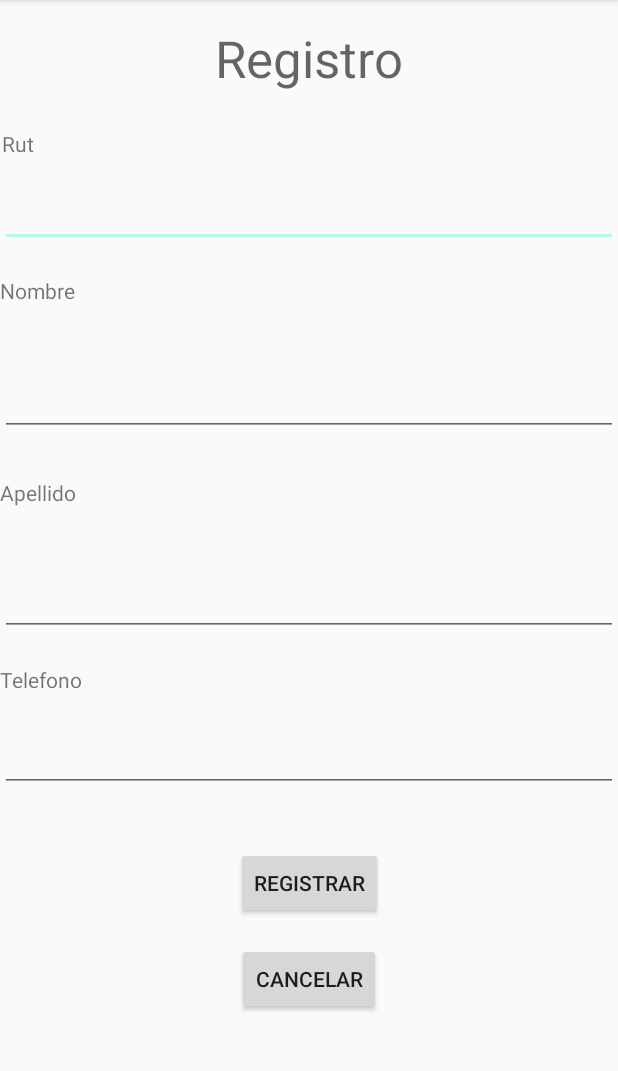
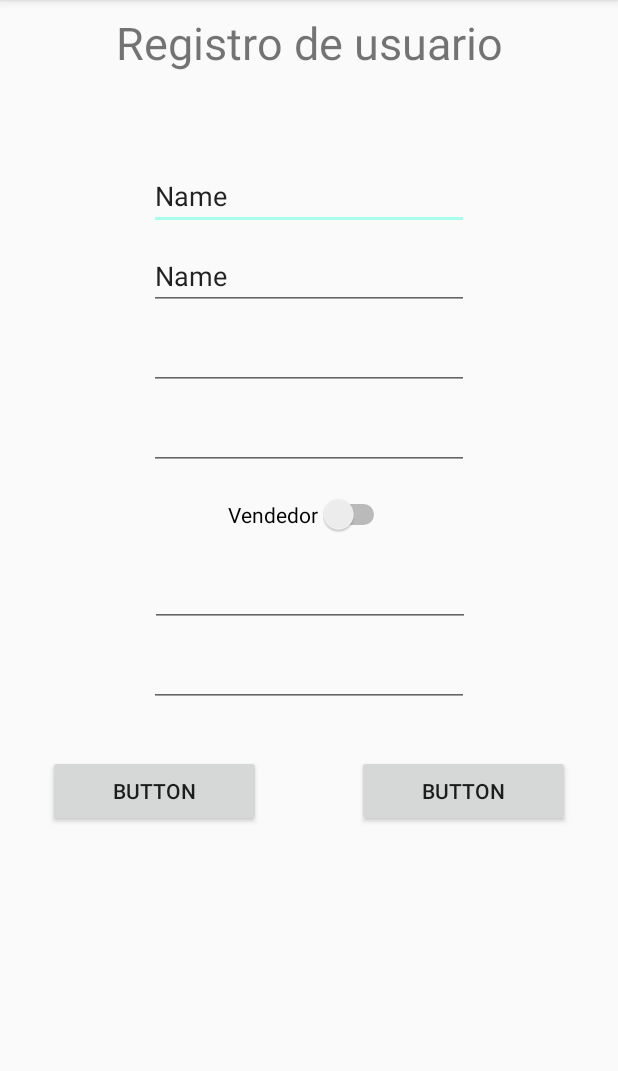
Before and after one commit to unknow1646/CompraApp, an Android app: the RegistrarUsuario screen opened directly, with no data from a screen before it, on a phone screen of 412 x 824 dp, the part 84-1155 px from its top. Run offline under Robolectric (Android 15) with nearby library versions, the phone set to English and light mode, and no system bars.

Commit message:
tengo sueño -.- zzzz

```diff
--- a/app/src/main/res/layout/activity_registrar_usuario.xml
+++ b/app/src/main/res/layout/activity_registrar_usuario.xml
@@ -6,133 +6,131 @@
     android:layout_height="match_parent"
     tools:context=".RegistrarUsuario">
 
-    <EditText
-        android:id="@+id/editTextNumber"
-        android:layout_width="0dp"
-        android:layout_height="wrap_content"
-        android:layout_marginBottom="19dp"
-        android:ems="10"
-        android:inputType="number"
-        app:layout_constraintBottom_toTopOf="@+id/textView8"
-        app:layout_constraintEnd_toEndOf="parent"
-        app:layout_constraintStart_toStartOf="parent"
-        app:layout_constraintTop_toBottomOf="@+id/textView7"
-        android:autofillHints="" />
-
     <TextView
         android:id="@+id/textView7"
-        android:layout_width="409dp"
-        android:layout_height="22dp"
-        android:layout_marginTop="86dp"
-        android:layout_marginBottom="11dp"
-        android:text="@string/rutusuario"
-        app:layout_constraintBottom_toTopOf="@+id/editTextNumber"
+        android:layout_width="wrap_content"
+        android:layout_height="wrap_content"
+        android:layout_marginTop="8dp"
+        android:text="Registro de usuario"
+        android:textSize="30sp"
         app:layout_constraintEnd_toEndOf="parent"
-        app:layout_constraintHorizontal_bias="0.5"
         app:layout_constraintStart_toStartOf="parent"
         app:layout_constraintTop_toTopOf="parent" />
 
+    <View
+        android:id="@+id/divider"
+        android:layout_width="409dp"
+        android:layout_height="1dp"
+        android:layout_marginTop="50dp"
+        app:layout_constraintEnd_toEndOf="parent"
+        app:layout_constraintStart_toStartOf="parent"
+        app:layout_constraintTop_toBottomOf="@+id/textView7" />
+
     <EditText
         android:id="@+id/editTextTextPersonName2"
-        android:layout_width="0dp"
+        android:layout_width="wrap_content"
         android:layout_height="wrap_content"
-        android:layout_marginBottom="28dp"
+        android:layout_marginTop="8dp"
         android:ems="10"
         android:inputType="textPersonName"
-        app:layout_constraintBottom_toTopOf="@+id/textView9"
+        android:text="Name"
         app:layout_constraintEnd_toEndOf="parent"
-        app:layout_constraintHorizontal_bias="0.0"
         app:layout_constraintStart_toStartOf="parent"
-        app:layout_constraintTop_toBottomOf="@+id/textView8"
-        android:autofillHints="" />
-
-    <TextView
-        android:id="@+id/textView8"
-        android:layout_width="0dp"
-        android:layout_height="0dp"
-        android:layout_marginBottom="22dp"
-        android:text="@string/nombreusuario"
-        app:layout_constraintBottom_toTopOf="@+id/editTextTextPersonName2"
-        app:layout_constraintEnd_toEndOf="parent"
-        app:layout_constraintStart_toStartOf="@+id/editTextNumber"
-        app:layout_constraintTop_toBottomOf="@+id/editTextNumber" />
+        app:layout_constraintTop_toBottomOf="@+id/divider" />
 
     <EditText
         android:id="@+id/editTextTextPersonName3"
-        android:layout_width="0dp"
+        android:layout_width="wrap_content"
         android:layout_height="wrap_content"
-        android:layout_marginBottom="19dp"
+        android:layout_marginTop="8dp"
         android:ems="10"
         android:inputType="textPersonName"
-        app:layout_constraintBottom_toTopOf="@+id/textView10"
-        app:layout_constraintEnd_toEndOf="parent"
-        app:layout_constraintStart_toStartOf="parent"
-        app:layout_constraintTop_toBottomOf="@+id/textView9"
-        android:autofillHints="" />
-
-    <TextView
-        android:id="@+id/textView9"
-        android:layout_width="0dp"
-        android:layout_height="0dp"
-        android:layout_marginBottom="21dp"
-        android:text="@string/apellidousuario"
-        app:layout_constraintBottom_toTopOf="@+id/editTextTextPersonName3"
+        android:text="Name"
         app:layout_constraintEnd_toEndOf="parent"
         app:layout_constraintStart_toStartOf="parent"
         app:layout_constraintTop_toBottomOf="@+id/editTextTextPersonName2" />
 
     <EditText
         android:id="@+id/editTextPhone"
-        android:layout_width="0dp"
+        android:layout_width="wrap_content"
         android:layout_height="wrap_content"
-        android:layout_marginBottom="240dp"
+        android:layout_marginTop="8dp"
         android:ems="10"
         android:inputType="phone"
-        app:layout_constraintBottom_toBottomOf="parent"
-        app:layout_constraintEnd_toEndOf="parent"
-        app:layout_constraintStart_toStartOf="parent"
-        app:layout_constraintTop_toBottomOf="@+id/textView10"
-        android:autofillHints="" />
-
-    <TextView
-        android:id="@+id/textView10"
-        android:layout_width="0dp"
-        android:layout_height="wrap_content"
-        android:layout_marginBottom="20dp"
-        android:text="@string/telefonousuario"
-        app:layout_constraintBottom_toTopOf="@+id/editTextPhone"
         app:layout_constraintEnd_toEndOf="parent"
         app:layout_constraintStart_toStartOf="parent"
         app:layout_constraintTop_toBottomOf="@+id/editTextTextPersonName3" />
 
-    <TextView
-        android:id="@+id/textView14"
+    <EditText
+        android:id="@+id/editTextTextPostalAddress"
+        android:layout_width="wrap_content"
+        android:layout_height="wrap_content"
+        android:layout_marginTop="8dp"
+        android:ems="10"
+        android:inputType="textPostalAddress"
+        app:layout_constraintEnd_toEndOf="parent"
+        app:layout_constraintStart_toStartOf="parent"
+        app:layout_constraintTop_toBottomOf="@+id/editTextPhone" />
+
+    <EditText
+        android:id="@+id/editTextNumberSigned"
         android:layout_width="wrap_content"
         android:layout_height="wrap_content"
         android:layout_marginTop="16dp"
-        android:text="@string/RegistroUsuario"
-        android:textAppearance="@style/TextAppearance.AppCompat.Display1"
+        android:ems="10"
+        android:inputType="numberSigned"
+        app:layout_constraintEnd_toEndOf="parent"
+        app:layout_constraintHorizontal_bias="0.502"
+        app:layout_constraintStart_toStartOf="parent"
+        app:layout_constraintTop_toBottomOf="@+id/switch2" />
+
+    <EditText
+        android:id="@+id/editTextTextPassword"
+        android:layout_width="wrap_content"
+        android:layout_height="wrap_content"
+        android:layout_marginTop="8dp"
+        android:ems="10"
+        android:inputType="textPassword"
         app:layout_constraintEnd_toEndOf="parent"
         app:layout_constraintStart_toStartOf="parent"
-        app:layout_constraintTop_toTopOf="parent" />
+        app:layout_constraintTop_toBottomOf="@+id/editTextNumberSigned" />
+
+    <Switch
+        android:id="@+id/switch2"
+        android:layout_width="wrap_content"
+        android:layout_height="wrap_content"
+        android:layout_marginTop="16dp"
+        android:text="Vendedor"
+        app:layout_constraintEnd_toEndOf="parent"
+        app:layout_constraintStart_toStartOf="parent"
+        app:layout_constraintTop_toBottomOf="@+id/editTextTextPostalAddress" />
 
     <Button
         android:id="@+id/button"
-        android:layout_width="wrap_content"
+        android:layout_width="0dp"
         android:layout_height="wrap_content"
-        android:layout_marginBottom="16dp"
-        android:text="@string/btn_registro"
-        app:layout_constraintBottom_toTopOf="@+id/button3"
-        app:layout_constraintEnd_toEndOf="parent"
-        app:layout_constraintStart_toStartOf="parent" />
+        android:layout_marginStart="32dp"
+        android:layout_marginLeft="32dp"
+        android:layout_marginTop="32dp"
+        android:layout_marginEnd="32dp"
+        android:layout_marginRight="32dp"
+        android:text="Button"
+        app:layout_constraintEnd_toStartOf="@+id/button3"
+        app:layout_constraintStart_toStartOf="parent"
+        app:layout_constraintTop_toBottomOf="@+id/editTextTextPassword" />
 
     <Button
         android:id="@+id/button3"
-        android:layout_width="wrap_content"
+        android:layout_width="0dp"
         android:layout_height="wrap_content"
-        android:layout_marginBottom="91dp"
-        android:text="@string/btn_cancelar"
-        app:layout_constraintBottom_toBottomOf="parent"
+        android:layout_marginStart="32dp"
+        android:layout_marginLeft="32dp"
+        android:layout_marginTop="32dp"
+        android:layout_marginEnd="32dp"
+        android:layout_marginRight="32dp"
+        android:text="Button"
         app:layout_constraintEnd_toEndOf="parent"
-        app:layout_constraintStart_toStartOf="parent" />
+        app:layout_constraintStart_toEndOf="@id/button"
+        app:layout_constraintTop_toBottomOf="@+id/editTextTextPassword" />
+
 </androidx.constraintlayout.widget.ConstraintLayout>
```
Also changed, not shown: app/src/main/res/layout/activity_login.xml (+56 -63 lines), app/src/main/res/drawable/logo.png (added).
